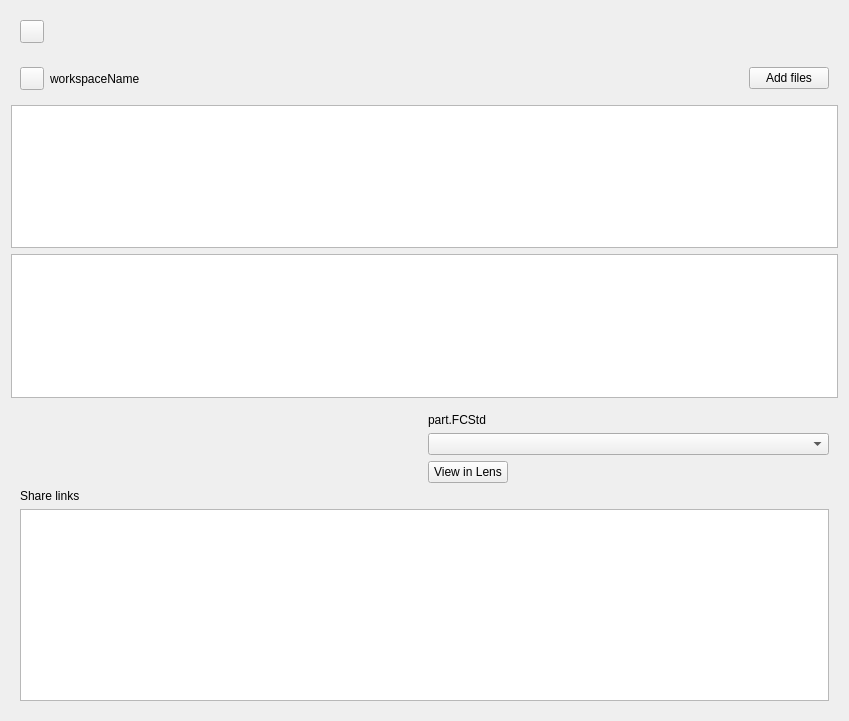
The window that WorkspaceView.ui (Ondsel-Development/Ondsel-Lens-Addon) describes before a commit, drawn with Qt 5.
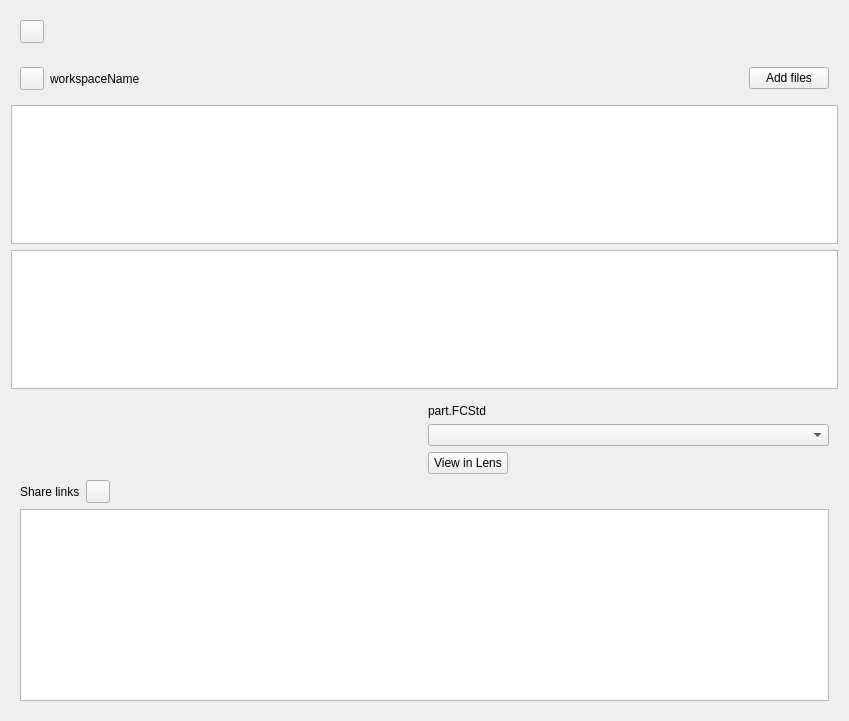
The same window after the commit. Icons and pictures are not drawn.

Commit message: add a button to add files, and fix a bug: 'share links' label was visible in local workspaces.

```diff
--- a/WorkspaceView.ui
+++ b/WorkspaceView.ui
@@ -187,6 +187,14 @@
        </layout>
       </item>
       <item>
+       <widget class="QFrame" name="linkDetails">
+        <layout class="QVBoxLayout">
+        <property name="margin">
+         <number>0</number>
+        </property>
+	     <item>
+          <layout class="QHBoxLayout">
+           <item>
        <widget class="QLabel" name="shareLinksLabel">
         <property name="text">
          <string>Share links</string>
@@ -194,6 +202,35 @@
        </widget>
       </item>
       <item>
+            <widget class="QToolButton" name="addLinkBtn">
+             <property name="toolTip">
+              <string>Create a new share link</string>
+             </property>
+             <property name="text">
+              <string/>
+             </property>
+             <property name="icon">
+              <iconset>
+               <normaloff>:/icons/list-add.svg</normaloff>:/icons/list-add.svg</iconset>
+             </property>
+            </widget>
+           </item>
+           <item>
+            <spacer name="horizontalSpacer_3">
+             <property name="orientation">
+              <enum>Qt::Horizontal</enum>
+             </property>
+             <property name="sizeHint" stdset="0">
+              <size>
+               <width>40</width>
+               <height>20</height>
+              </size>
+             </property>
+            </spacer>
+           </item>
+          </layout>
+         </item>
+         <item>
        <widget class="QListView" name="linksView">
         <property name="maximumHeight">
          <number>90</number>
@@ -204,6 +241,9 @@
           <verstretch>0</verstretch>
          </sizepolicy>
         </property>
+          </widget>
+         </item>
+        </layout>
        </widget>
       </item>
      </layout>
```
Lines whose indentation alone changed are shown as unchanged. The commit also changes 1 other file.
